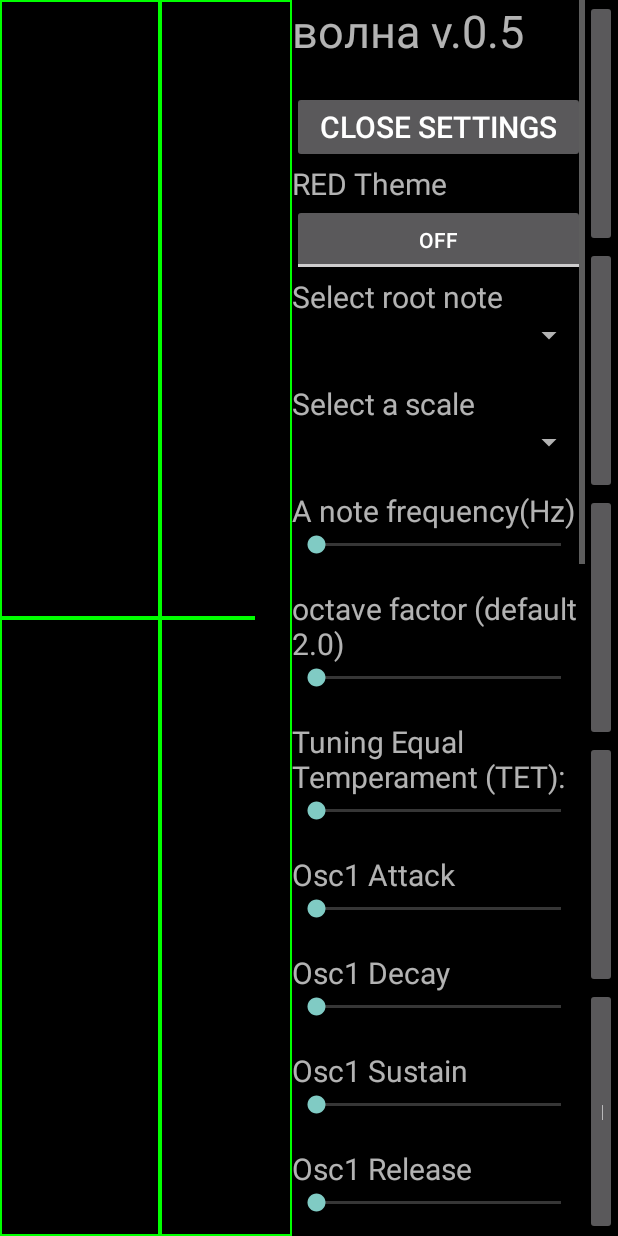
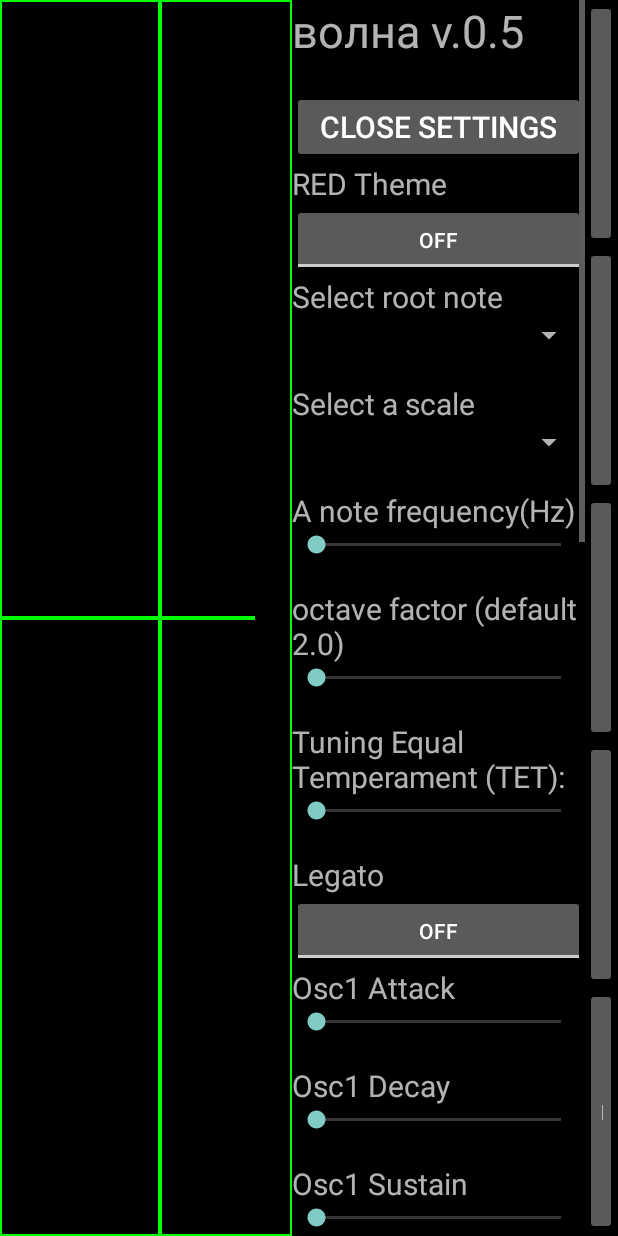
Before and after one commit to bokontep/volna, an Android app: the layout activity_main.xml on its own in the app's theme, with its tools: preview values and no code run, on a phone screen of 412 x 824 dp. Run offline under Robolectric (Android 15) with nearby library versions, the phone set to English and light mode, and no system bars.

Commit message:
Added autotrim start end because pressing the rec button causes silence. Also ramp for loop start/end and legato mode

```diff
--- a/app/src/main/java/org/bokontep/wavesynth/SynthEngine.java
+++ b/app/src/main/java/org/bokontep/wavesynth/SynthEngine.java
@@ -62,6 +62,7 @@ public class SynthEngine {
     public native int sendMidiCC(int channel, int cc, int data);
     public native int sendMidiNoteOn(int channel, int note, int velocity );
     public native int sendMidiNoteOff(int channel, int note, int velocity );
+    public native int sendMidiBend(int channel, int low, int high);
     public native int sendMidiNoteSpread(int channel, int note, int spread);
     public native int selectWaveform(int channel, int osc, int note,  int wave);
     public native float[] getWaveform();
--- a/app/src/main/res/layout/activity_main.xml
+++ b/app/src/main/res/layout/activity_main.xml
@@ -54,7 +54,7 @@
                 android:textSize="20sp"
                 android:text="RED Theme"
                 />
-            <androidx.appcompat.widget.AppCompatToggleButton
+            <ToggleButton
                 android:id="@+id/redToggleButton"
 
                 android:layout_width="match_parent"
@@ -148,6 +148,19 @@
                 android:layout_width="match_parent"
                 android:layout_height="20dp"
 
+                />
+            <TextView
+                android:layout_width="match_parent"
+                android:layout_height="wrap_content"
+                android:textSize="20sp"
+                android:text="Legato"
+                />
+            <ToggleButton
+                android:id="@+id/legatoToggleButton"
+
+                android:layout_width="match_parent"
+                android:layout_height="wrap_content"
+                android:text="Legato"
                 />
             <TextView
                 android:id="@+id/osc1AttackText"
```
Also changed, not shown: app/src/main/java/org/bokontep/wavesynth/MainActivity.java (+28 -6 lines), app/src/main/java/org/bokontep/wavesynth/VolnaMidiReceiver.java (+6 -2 lines), 2 other files.
